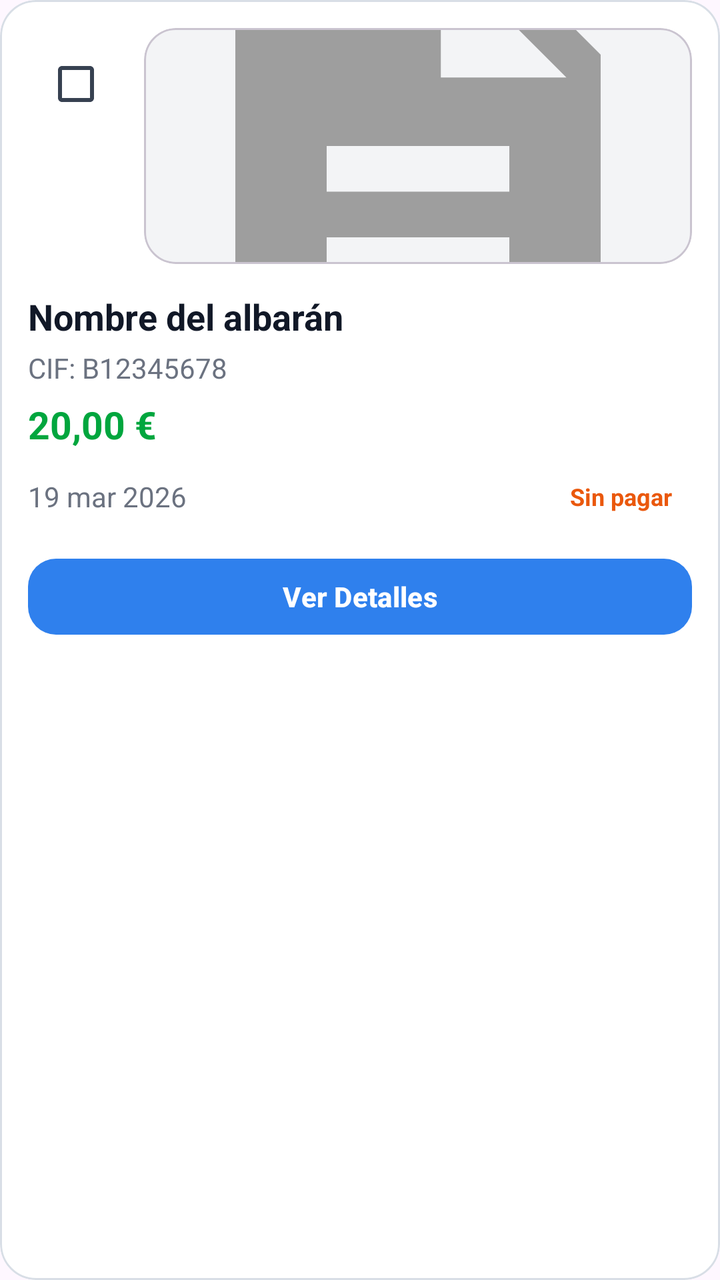
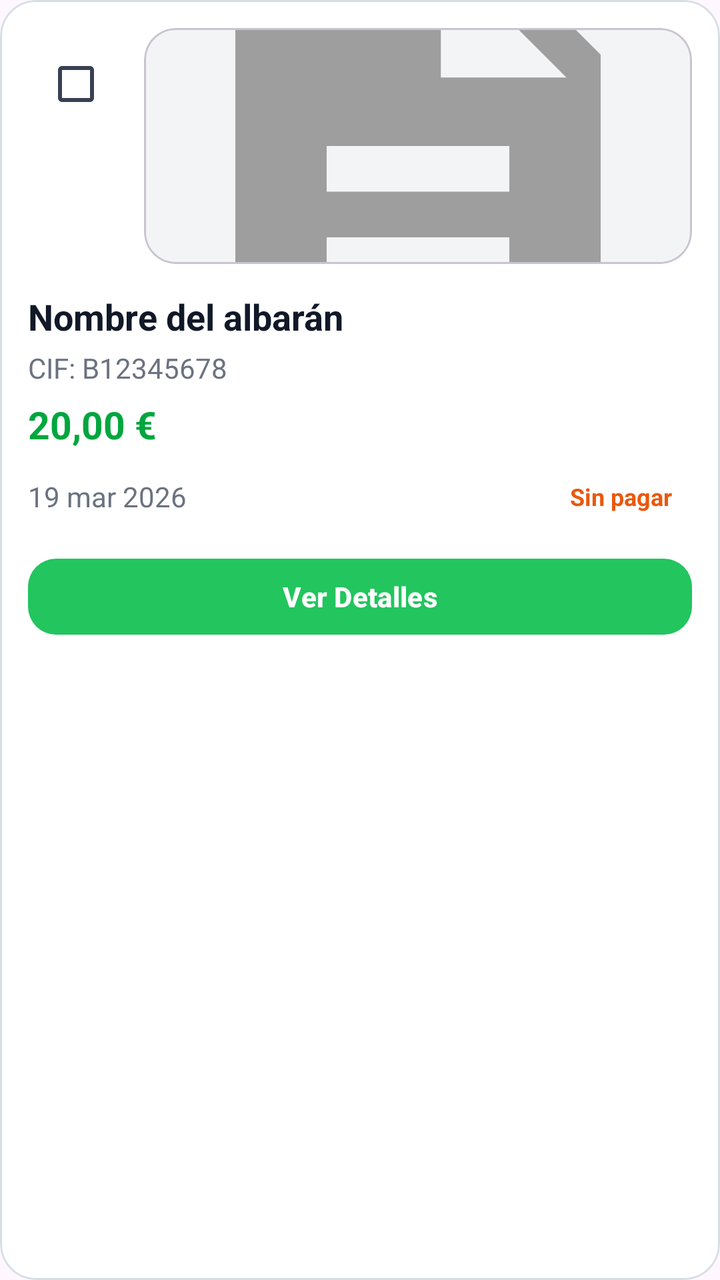

An Android layout rendered at two revisions. The XML below is the earlier revision; the diff shows what the commit changed to produce the second picture.
<!-- AndroidManifest.xml: application theme Theme.ControlAlmacen -->
<!-- res/layout/item_albaran.xml -->
<?xml version="1.0" encoding="utf-8"?>
<com.google.android.material.card.MaterialCardView xmlns:android="http://schemas.android.com/apk/res/android"
    xmlns:app="http://schemas.android.com/apk/res-auto"
    android:layout_width="match_parent"
    android:layout_height="wrap_content"
    android:layout_marginTop="14dp"
    android:layout_marginBottom="4dp"
    android:layout_marginStart="2dp"
    android:layout_marginEnd="2dp"
    app:cardBackgroundColor="#FFFFFF"
    app:cardCornerRadius="18dp"
    app:cardElevation="0dp"
    app:strokeColor="#D8DEE6"
    app:strokeWidth="1dp">

    <LinearLayout
        android:layout_width="match_parent"
        android:layout_height="wrap_content"
        android:orientation="vertical"
        android:padding="14dp">

        
        <LinearLayout
            android:layout_width="match_parent"
            android:layout_height="wrap_content"
            android:orientation="horizontal"
            android:gravity="top">

            <CheckBox
                android:id="@+id/cbSeleccionarItem"
                android:layout_width="wrap_content"
                android:layout_height="wrap_content"
                android:layout_marginTop="4dp"
                android:layout_marginEnd="10dp"
                android:buttonTint="#374151"
                android:contentDescription="Seleccionar albarán" />

            <com.google.android.material.card.MaterialCardView
                android:layout_width="0dp"
                android:layout_height="118dp"
                android:layout_weight="1"
                app:cardBackgroundColor="#F3F4F6"
                app:cardCornerRadius="16dp"
                app:cardElevation="0dp">

                <ImageView
                    android:id="@+id/imgAlbaranPreview"
                    android:layout_width="match_parent"
                    android:layout_height="match_parent"
                    android:adjustViewBounds="true"
                    android:contentDescription="Imagen del albarán"
                    android:scaleType="centerCrop"
                    android:src="@drawable/ic_albaran_default" />
            </com.google.android.material.card.MaterialCardView>
        </LinearLayout>

        <TextView
            android:id="@+id/tvDescripcion"
            android:layout_width="wrap_content"
            android:layout_height="wrap_content"
            android:layout_marginTop="14dp"
            android:text="Nombre del albarán"
            android:textColor="#111827"
            android:textSize="18sp"
            android:textStyle="bold" />

        <TextView
            android:id="@+id/tvCif"
            android:layout_width="wrap_content"
            android:layout_height="wrap_content"
            android:layout_marginTop="4dp"
            android:text="CIF: B12345678"
            android:textColor="#6B7280"
            android:textSize="14sp" />

        <TextView
            android:id="@+id/tvImporte"
            android:layout_width="wrap_content"
            android:layout_height="wrap_content"
            android:layout_marginTop="6dp"
            android:text="20,00 €"
            android:textColor="#00A63E"
            android:textSize="19sp"
            android:textStyle="bold" />

        <LinearLayout
            android:layout_width="match_parent"
            android:layout_height="wrap_content"
            android:layout_marginTop="10dp"
            android:gravity="center_vertical"
            android:orientation="horizontal">

            <TextView
                android:id="@+id/tvFecha"
                android:layout_width="0dp"
                android:layout_height="wrap_content"
                android:layout_weight="1"
                android:text="19 mar 2026"
                android:textColor="#6B7280"
                android:textSize="14sp" />

            <TextView
                android:id="@+id/tvEstadoPago"
                android:layout_width="wrap_content"
                android:layout_height="wrap_content"
                android:paddingStart="10dp"
                android:paddingEnd="10dp"
                android:paddingTop="5dp"
                android:paddingBottom="5dp"
                android:text="Sin pagar"
                android:textColor="#EA580C"
                android:textSize="12sp"
                android:textStyle="bold" />
        </LinearLayout>

        <com.google.android.material.button.MaterialButton
            android:id="@+id/btnVerDetalles"
            android:layout_width="match_parent"
            android:layout_height="46dp"
            android:layout_marginTop="14dp"
            android:text="Ver Detalles"
            android:textAllCaps="false"
            android:textColor="#FFFFFF"
            android:textStyle="bold"
            app:backgroundTint="#2F80ED"
            app:cornerRadius="14dp" />
    </LinearLayout>

</com.google.android.material.card.MaterialCardView>
<!-- resources referenced by this layout -->
<resources>
  <!-- drawable ic_albaran_default (drawable) -->
  <?xml version="1.0" encoding="utf-8"?>
  <vector xmlns:android="http://schemas.android.com/apk/res/android"
      android:width="24dp"
      android:height="24dp"
      android:viewportWidth="24"
      android:viewportHeight="24">
      <path
          android:fillColor="#9E9E9E"
          android:pathData="M14,2H6C4.9,2 4,2.9 4,4v16c0,1.1 0.9,2 2,2h12c1.1,0 2,-0.9 2,-2V8L14,2zM16,18H8v-2h8V18zM16,14H8v-2h8V14zM13,9V3.5L18.5,9H13z"/>
  </vector>
  <style name="Theme.ControlAlmacen" parent="Base.Theme.ControlAlmacen" />
  <style name="Base.Theme.ControlAlmacen" parent="Theme.Material3.DayNight.NoActionBar">
          
          
      </style>
</resources>

<!-- the commit's change to res/layout/item_albaran.xml (unified diff, before → after) -->
@@ -122,7 +122,7 @@
             android:textAllCaps="false"
             android:textColor="#FFFFFF"
             android:textStyle="bold"
-            app:backgroundTint="#2F80ED"
+            app:backgroundTint="@color/success"
             app:cornerRadius="14dp" />
     </LinearLayout>
 
<!-- resource entries referenced after the edit -->
@@ -1,5 +1,6 @@
 <!-- resources referenced by this layout -->
 <resources>
+  <color name="success">#22C55E</color>
   <!-- drawable ic_albaran_default (drawable) -->
   <?xml version="1.0" encoding="utf-8"?>
   <vector xmlns:android="http://schemas.android.com/apk/res/android"
